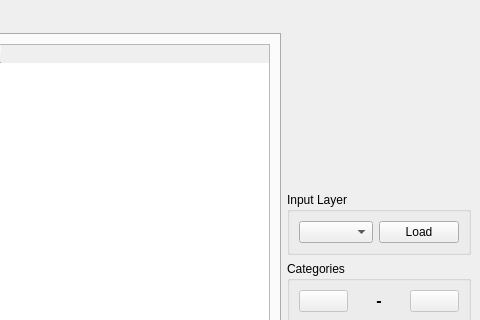
Before: the Qt Designer form etrimain.ui in oso/qgis-etri, drawn with Qt 5; both pictures show x 320 to 800 and y 0 to 320 of the 800 by 600 pixel window.
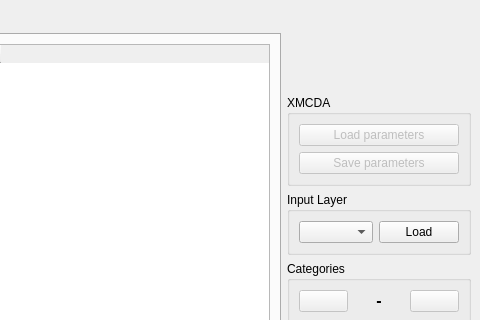
After: the same form once the commit is applied. Icons and pictures are not drawn.

Commit message: [XMCDA] Add the possibility to save and load parameters as XMCDA file

```diff
--- a/etrimain.ui
+++ b/etrimain.ui
@@ -268,6 +268,35 @@
         </property>
        </spacer>
       </item>
+      <item>
+       <widget class="QGroupBox" name="group_options">
+        <property name="title">
+         <string>XMCDA</string>
+        </property>
+        <layout class="QVBoxLayout" name="verticalLayout_2">
+         <item>
+          <widget class="QPushButton" name="Bloadxmcda">
+           <property name="enabled">
+            <bool>false</bool>
+           </property>
+           <property name="text">
+            <string>Load parameters</string>
+           </property>
+          </widget>
+         </item>
+         <item>
+          <widget class="QPushButton" name="Bsavexmcda">
+           <property name="enabled">
+            <bool>false</bool>
+           </property>
+           <property name="text">
+            <string>Save parameters</string>
+           </property>
+          </widget>
+         </item>
+        </layout>
+       </widget>
+      </item>
       <item>
        <widget class="QGroupBox" name="group_input">
         <property name="title">
```
The commit also changes 4 other files.
